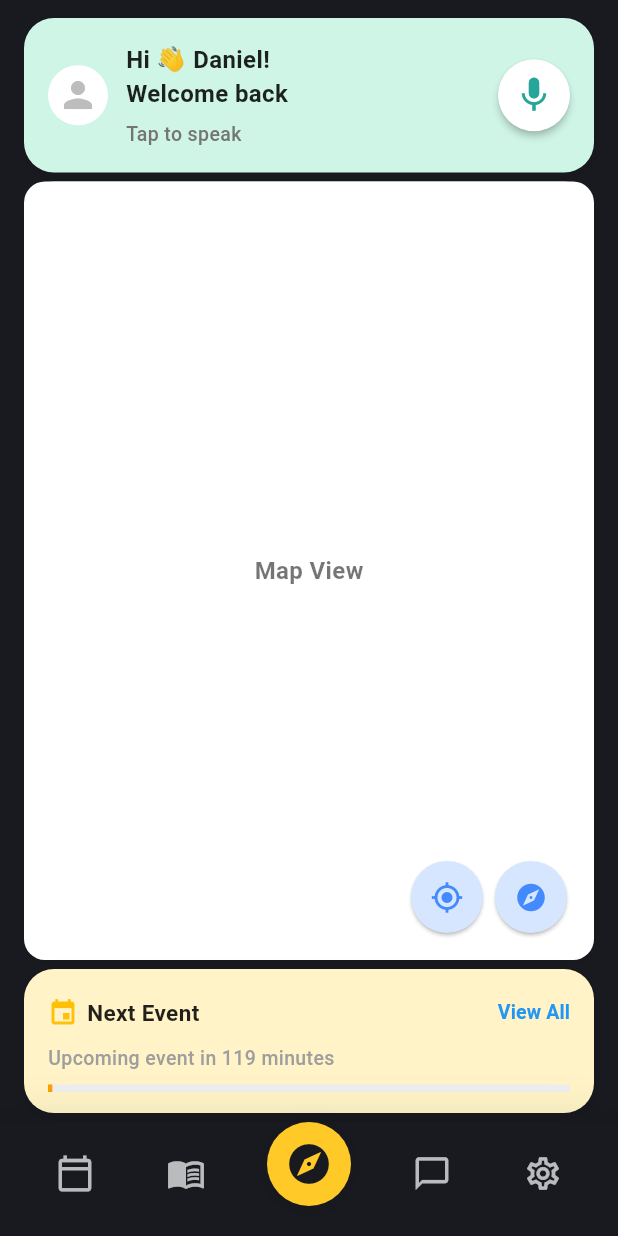
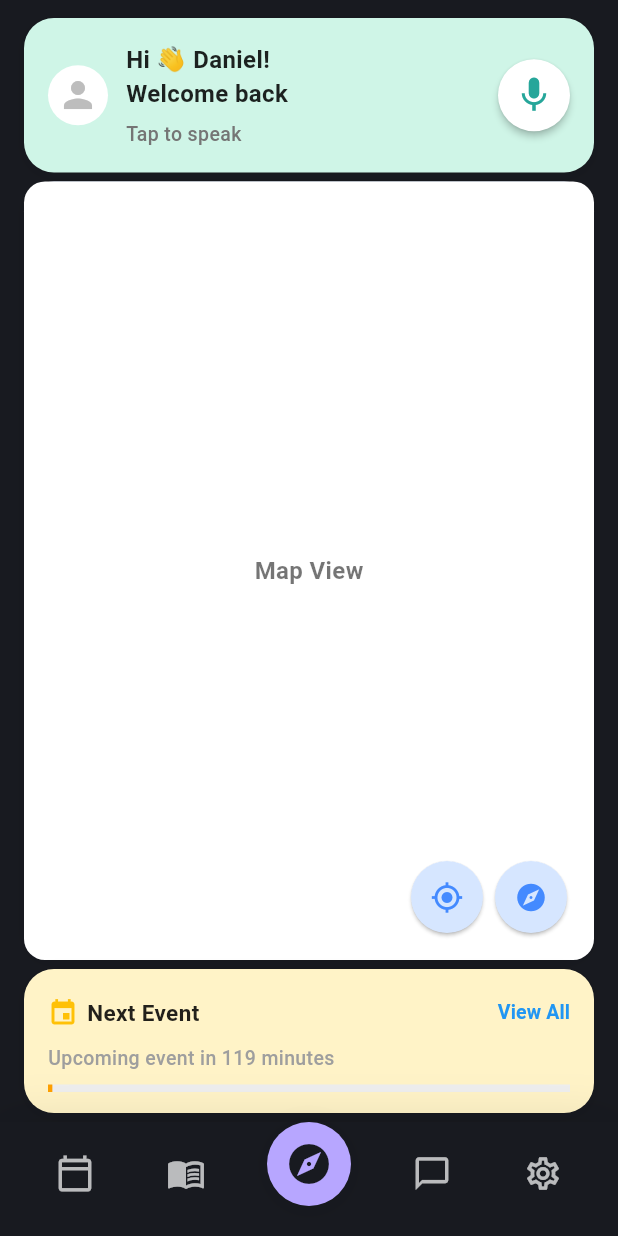
Before and after one commit to Travloc/Travloc, a Flutter app: the screen it shows after launch, on a phone screen of 412 x 824 dp. Run offline on Flutter 3.47's test engine with Material 3 defaults, Android fonts, the light colour scheme and no system bars; our stand-ins replace battery_plus, connectivity_plus, file_picker, flutter_animate, flutter_dotenv, flutter_riverpod and 7 more; generated files the repository leaves out were written again.

Commit message:
UI: Use purple as selection color in bottom navigation bar for consistent vibrant look

```diff
--- a/lib/core/widgets/navigation/bottom_navigation_bar.dart
+++ b/lib/core/widgets/navigation/bottom_navigation_bar.dart
@@ -13,6 +13,7 @@ class TravlocBottomNavigationBar extends StatelessWidget {
   @override
   Widget build(BuildContext context) {
     bool isSelected(int idx) => currentIndex == idx;
+    const purple = Color(0xFFB7A6FF);
     return SafeArea(
       top: false,
       child: Stack(
@@ -43,11 +44,13 @@ class TravlocBottomNavigationBar extends StatelessWidget {
                         icon: Icons.calendar_today_outlined,
                         selected: isSelected(1),
                         onTap: () => onTap(1),
+                        highlightColor: purple,
                       ),
                       _NavBarIcon(
                         icon: Icons.menu_book_outlined,
                         selected: isSelected(2),
                         onTap: () => onTap(2),
+                        highlightColor: purple,
                       ),
                     ],
                   ),
@@ -61,11 +64,13 @@ class TravlocBottomNavigationBar extends StatelessWidget {
                         icon: Icons.chat_bubble_outline,
                         selected: isSelected(3),
                         onTap: () => onTap(3),
+                        highlightColor: purple,
                       ),
                       _NavBarIcon(
                         icon: Icons.settings_outlined,
                         selected: isSelected(4),
                         onTap: () => onTap(4),
+                        highlightColor: purple,
                       ),
                     ],
                   ),
@@ -77,7 +82,7 @@ class TravlocBottomNavigationBar extends StatelessWidget {
             bottom: 20,
             child: Container(
               decoration: BoxDecoration(
-                color: isSelected(0) ? Colors.amber[400] : Colors.white,
+                color: isSelected(0) ? purple : Colors.white,
                 shape: BoxShape.circle,
                 boxShadow: [
                   BoxShadow(
@@ -91,10 +96,7 @@ class TravlocBottomNavigationBar extends StatelessWidget {
                 icon: Icon(
                   Icons.explore,
                   size: 32,
-                  color:
-                      isSelected(0)
-                          ? const Color(0xFF181A20)
-                          : Colors.amber[700],
+                  color: isSelected(0) ? const Color(0xFF181A20) : purple,
                 ),
                 onPressed: () => onTap(0),
                 padding: const EdgeInsets.all(12),
@@ -112,11 +114,13 @@ class _NavBarIcon extends StatelessWidget {
   final IconData icon;
   final bool selected;
   final VoidCallback onTap;
+  final Color highlightColor;
 
   const _NavBarIcon({
     required this.icon,
     required this.selected,
     required this.onTap,
+    required this.highlightColor,
   });
 
   @override
@@ -132,14 +136,14 @@ class _NavBarIcon extends StatelessWidget {
           decoration:
               selected
                   ? BoxDecoration(
-                    color: Colors.white.withAlpha((0.08 * 255).toInt()),
+                    color: highlightColor.withAlpha((0.18 * 255).toInt()),
                     shape: BoxShape.circle,
                   )
                   : null,
           child: Icon(
             icon,
             size: 26,
-            color: selected ? Colors.amber[400] : Colors.white70,
+            color: selected ? highlightColor : Colors.white70,
           ),
         ),
       ),
```
